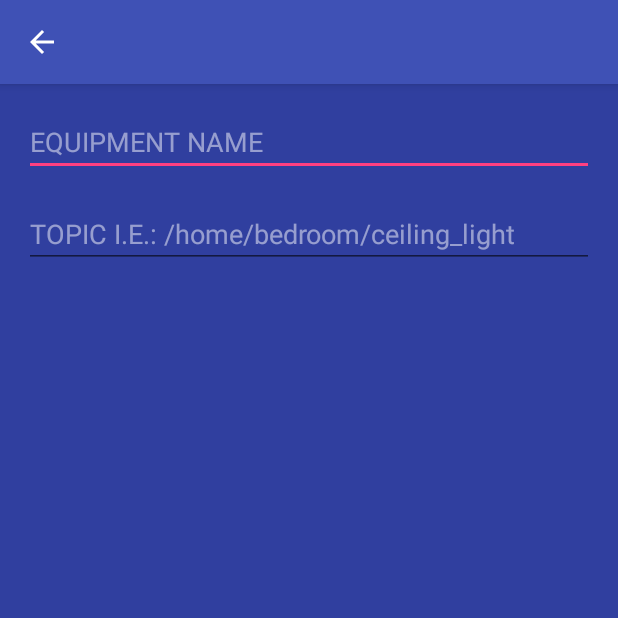
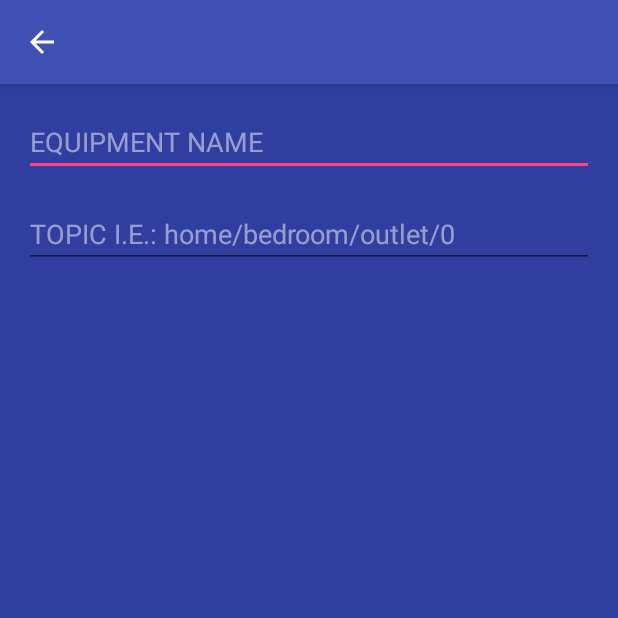
Before and after one commit to marciogranzotto/mqtt-painel-kotlin, an Android app: the AddEditEquipmentActivity screen opened directly, with no data from a screen before it, on a phone screen of 412 x 824 dp, the top half of it. Run offline under Robolectric (Android 15) with nearby library versions, the phone set to English and light mode, and no system bars; libraries missing offline, so code that uses them is left out: com.pawegio.kandroid, io.realm; 2 statements that could not run were skipped.

Commit message:
Changes topics hints

```diff
--- a/app/src/main/res/layout/activity_add_equipment.xml
+++ b/app/src/main/res/layout/activity_add_equipment.xml
@@ -32,7 +32,7 @@
                 android:id="@+id/etTopic"
                 android:layout_width="match_parent"
                 android:layout_height="wrap_content"
-                android:hint="TOPIC I.E.: /home/bedroom/ceiling_light"
+                android:hint="TOPIC I.E.: home/bedroom/outlet/0"
                 android:inputType="text"
                 android:textColor="@color/white"
                 android:textColorHint="@color/white_50" />
--- a/app/src/main/res/layout/activity_add_sensor.xml
+++ b/app/src/main/res/layout/activity_add_sensor.xml
@@ -32,7 +32,7 @@
                 android:id="@+id/etTopic"
                 android:layout_width="match_parent"
                 android:layout_height="wrap_content"
-                android:hint="TOPIC I.E.: /home/livingroom/temperature"
+                android:hint="TOPIC I.E.: home/livingroom/temperature"
                 android:inputType="text"
                 android:textColor="@color/white"
                 android:textColorHint="@color/white_50" />
```
